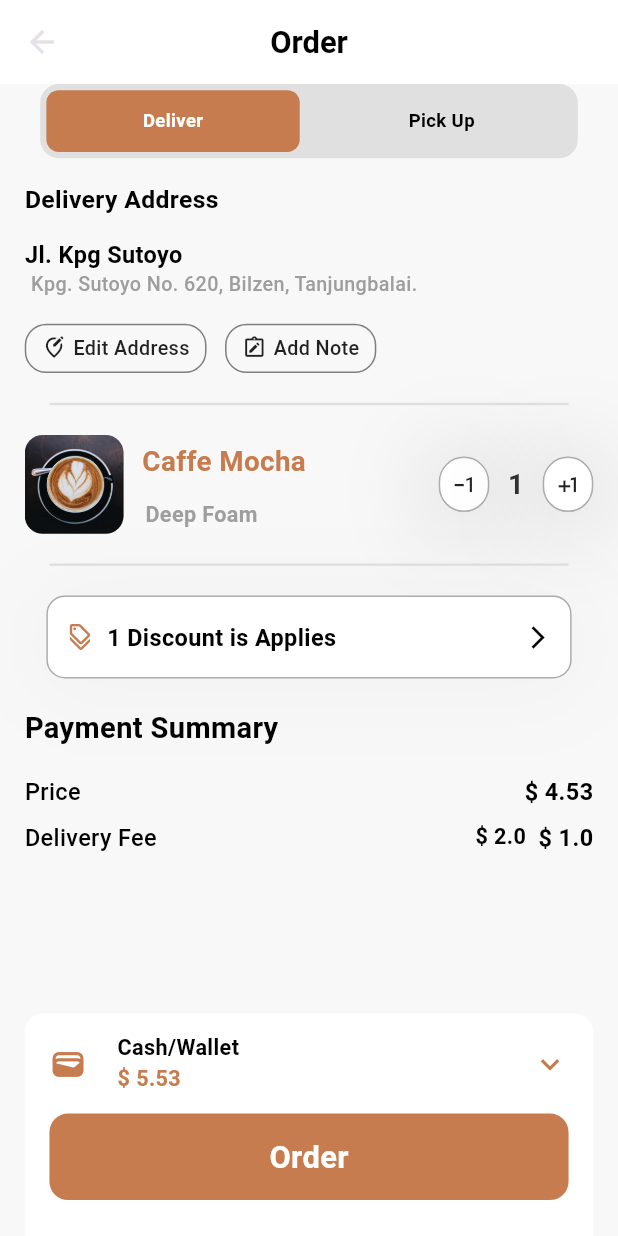
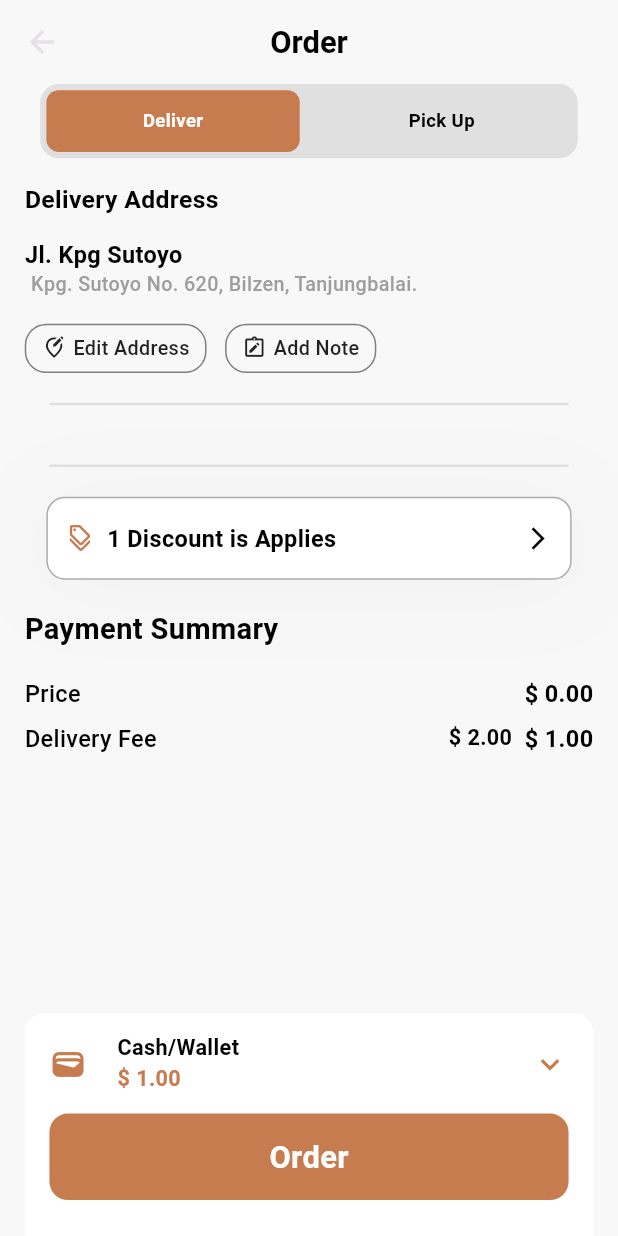
Before and after one commit to Elrmady09/caffeza, a Flutter app: the OrderPage screen opened by its route, on a phone screen of 412 x 824 dp. Run offline on Flutter 3.47's test engine with Material 3 defaults, Android fonts, the phone set to English and light mode, and no system bars.

Commit message:
Add logic to order page

```diff
--- a/lib/features/home/widgets/coffee_grid.dart
+++ b/lib/features/home/widgets/coffee_grid.dart
@@ -1,11 +1,9 @@
 import 'package:caffeza/core/constants/app_colors.dart';
-import 'package:caffeza/core/constants/app_images.dart';
 import 'package:flutter/material.dart';
 import 'package:provider/provider.dart';
 import '../../../../core/widgets/space.dart';
 import '../../../core/widgets/General Text.dart';
 import '../../../routes/app_routes.dart';
-import '../../product_detail/data/models/product_model.dart';
 import '../../product_detail/logic/product_detail_provider.dart';
 import 'package:caffeza/data/dummy_products.dart';
 
--- a/lib/features/order/logic/order_provider.dart
+++ b/lib/features/order/logic/order_provider.dart
@@ -1,9 +1,25 @@
 import 'package:flutter/material.dart';
 
+import '../../product_detail/data/models/product_model.dart';
 class OrderProvider with ChangeNotifier {
+  ProductModel? _orderedCoffee;
   int _quantity = 1;
+  final double _deliveryFee = 1.0;
 
+  ProductModel? get orderedCoffee => _orderedCoffee;
   int get quantity => _quantity;
+  double get deliveryFee => _deliveryFee;
+
+  double get total {
+    final price = double.tryParse(_orderedCoffee?.price ?? '0') ?? 0;
+    return price + _deliveryFee;
+  }
+
+  void setOrderCoffee(ProductModel coffee) {
+    _orderedCoffee = coffee;
+    _quantity = 1;
+    notifyListeners();
+  }
 
   void increaseQuantity() {
     _quantity++;
@@ -16,9 +32,4 @@ class OrderProvider with ChangeNotifier {
       notifyListeners();
     }
   }
-
-  void resetQuantity() {
-    _quantity = 1;
-    notifyListeners();
-  }
 }
--- a/lib/features/order/presentation/order_page.dart
+++ b/lib/features/order/presentation/order_page.dart
@@ -1,8 +1,6 @@
+import 'package:flutter/material.dart';
 import 'package:caffeza/core/widgets/divider_container.dart';
-import 'package:flutter/material.dart';
-
 import 'package:caffeza/core/widgets/space.dart';
-import 'package:provider/provider.dart';
 import '../../../core/constants/app_colors.dart';
 import '../../../core/widgets/General Text.dart';
 import '../widget/discount_section.dart';
@@ -10,23 +8,19 @@ import '../widget/order_address_section.dart';
 import '../widget/order_deliver_section.dart';
 import '../widget/order_payment_summary.dart';
 import '../widget/order_product_summary.dart';
+import '../widget/wallet_cash_section.dart';
 
 
 class OrderPage extends StatelessWidget {
-
-
   const OrderPage({Key? key}) : super(key: key);
-
   @override
   Widget build(BuildContext context) {
     Size size = MediaQuery.of(context).size;
-
     return SafeArea(
       child: Scaffold(
         backgroundColor: AppColors.background,
         appBar: AppBar(
-          backgroundColor: Colors.white,
-
+          backgroundColor: AppColors.background,
           title: GeneralText(
               text: "Order",
             sizetext: size.width * 0.05,
@@ -41,90 +35,19 @@ class OrderPage extends StatelessWidget {
             crossAxisAlignment: CrossAxisAlignment.start,
             children: [
               OrderDeliverSection(),
-              // عنوان التوصيل
               const OrderAddressSection(),
               HeightSpace(space: 0.024),
               Divider_Container(),
               HeightSpace(space: 0.024),
-
-              // ملخص المنتج مع تحديد الكمية
-              OrderProductSummary( image: 'assets/images/home/Image card 1.png', name: 'Caffe Mocha', type: 'Deep Foam',),
+              OrderProductSummary(),
               HeightSpace(space: 0.024),
               Divider_Container(),
               HeightSpace(space: 0.024),
               DiscountSection(),
               HeightSpace(space: 0.024),
-
-              // ملخص الدفع
               const OrderPaymentSummary(),
-
               const Spacer(),
-              Container(
-                padding: EdgeInsets.symmetric(vertical: size.height * 0.015,horizontal: size.width * 0.04),
-                width: size.width,
-                height: size.height * 0.18,
-                decoration: BoxDecoration(
-                  color: Colors.white,
-                  borderRadius: BorderRadius.only(
-                    topRight: Radius.circular(size.width * 0.03),
-                    topLeft: Radius.circular(size.width * 0.03),
-                  ),
-
-                ),
-                child: Column(
-                  children: [
-                    Row(
-                      children: [
-                        Icon(Icons.wallet_outlined,color: AppColors.primary,size: size.width * 0.06,),
-                        WidthSpace(space: 0.05),
-                        Column(
-                          crossAxisAlignment: CrossAxisAlignment.start,
-                          children: [
-                            GeneralText(
-                              text: 'Cash/Wallet',
-                              color: Colors.black,
-                              fontWeight: FontWeight.w700,
-                              sizetext: size.width * 0.035,
-                            ) ,
-                            GeneralText(
-                              text: '\$ 5.53',
-                              color: AppColors.primary,
-                              fontWeight: FontWeight.w700,
-                              sizetext: size.width * 0.035,
-                            ) ,
-
-                          ],
-                        ),
-                        Spacer(),
-                        Icon(Icons.keyboard_arrow_down_outlined,color: AppColors.primary,size: size.width * 0.06,),
-
-                      ],
-                    ),
-                    HeightSpace(space: 0.015),
-                    Container(
-                      width: size.width,
-                      height: size.height * 0.07,
-                      decoration: BoxDecoration(
-                        color: AppColors.primary,
-                        borderRadius: BorderRadius.circular(size.width * 0.03),
-                      ),
-                      child: Center(
-                        child:GeneralText(
-                          //padding: EdgeInsets.only(right: size.width * 0.02),
-                          text: 'Order',
-                          color: Colors.white,
-                          fontWeight: FontWeight.w700,
-                          sizetext: size.width * 0.05,
-                        ) ,
-                      ),
-                    )
-                  ],
-                ),
-              ),
-
-              // زر الطلب
-
-
+              WalletCashSection(),
             ],
           ),
         ),
--- a/lib/features/order/widget/order_payment_summary.dart
+++ b/lib/features/order/widget/order_payment_summary.dart
@@ -1,22 +1,22 @@
 import 'package:caffeza/core/widgets/General%20Text.dart';
 import 'package:flutter/material.dart';
+import 'package:provider/provider.dart';
 
 import '../../../core/widgets/space.dart';
+import '../logic/order_provider.dart';
 import 'componts_payment_summary.dart';
 
 class OrderPaymentSummary extends StatelessWidget {
-
-
-  const OrderPaymentSummary({
-    super.key,
-
-  });
-
-
-
+  const OrderPaymentSummary({super.key,});
   @override
   Widget build(BuildContext context) {
     final size = MediaQuery.of(context).size;
+    final orderProvider = context.watch<OrderProvider>();
+    final product = orderProvider.orderedCoffee;
+
+    final price = double.tryParse(product?.price ?? '0') ?? 0;
+    final deliveryFee = orderProvider.deliveryFee;
+
 
     return Column(
       crossAxisAlignment: CrossAxisAlignment.start,
@@ -28,14 +28,14 @@ class OrderPaymentSummary extends StatelessWidget {
           fontWeight: FontWeight.w700,
           sizetext: size.width * 0.047,
         ),
-        CompontsPaymentSummary(text: 'Price', price: '\$ 4.53', widget: SizedBox(),),
+        CompontsPaymentSummary(text: 'Price', price: '\$ ${price.toStringAsFixed(2)}', widget: SizedBox(),),
         HeightSpace(space: 0.01),
         CompontsPaymentSummary(
           text: 'Delivery Fee',
-          price: '\$ 1.0',
+          price: '\$ ${deliveryFee.toStringAsFixed(2)}',
           widget:GeneralText(
             padding: EdgeInsets.only(right: size.width * 0.02),
-            text: '\$ 2.0',
+            text: '\$ 2.00',
             color: Colors.black,
             fontWeight: FontWeight.w700,
             sizetext: size.width * 0.035,
--- a/lib/features/order/widget/order_product_summary.dart
+++ b/lib/features/order/widget/order_product_summary.dart
@@ -1,25 +1,25 @@
 import 'package:caffeza/core/constants/app_colors.dart';
 import 'package:caffeza/core/widgets/General%20Text.dart';
 import 'package:flutter/material.dart';
+import 'package:provider/provider.dart';
 
 import '../../../core/widgets/space.dart';
+import '../logic/order_provider.dart';
 
 class OrderProductSummary extends StatelessWidget {
-  final String image;
-  final String name;
-  final String type;
+
 
 
   const OrderProductSummary({
     super.key,
-    required this.image,
-    required this.name,
-    required this.type,
   });
 
   @override
   Widget build(BuildContext context) {
     final size = MediaQuery.of(context).size;
+    final orderProvider = context.watch<OrderProvider>();
+    final product = orderProvider.orderedCoffee;
+    if (product == null) return SizedBox.shrink();
 
     return Row(
       //crossAxisAlignment: CrossAxisAlignment.start,
@@ -27,7 +27,7 @@ class OrderProductSummary extends StatelessWidget {
         ClipRRect(
           borderRadius: BorderRadius.circular(12),
           child: Image.asset(
-            image,
+            product.image,
             width: size.width * 0.16,
             height: size.width * 0.16,
             fit: BoxFit.cover,
@@ -39,14 +39,14 @@ class OrderProductSummary extends StatelessWidget {
           children: [
             GeneralText(
               padding: EdgeInsets.only(top: size.height * 0.003),
-              text: name,
+              text: product.name,
               sizetext: size.width * 0.045,
               fontWeight:FontWeight.w700 ,
               color: AppColors.primary,
                 ),
             GeneralText(
               padding: EdgeInsets.only(top: size.height * 0.015,left: size.width * 0.005),
-              text: type,
+              text: product.type,
               sizetext: size.width * 0.035,
               color: Colors.grey,
               fontWeight:FontWeight.w700 ,
--- /dev/null
+++ b/lib/features/order/widget/wallet_cash_section.dart
@@ -0,0 +1,84 @@
+import 'package:flutter/material.dart';
+import 'package:provider/provider.dart';
+
+import '../../../core/constants/app_colors.dart';
+import '../../../core/widgets/General Text.dart';
+import '../../../core/widgets/space.dart';
+import '../logic/order_provider.dart';
+
+class WalletCashSection extends StatelessWidget {
+  const WalletCashSection({Key? key}) : super(key: key);
+
+  @override
+  Widget build(BuildContext context) {
+    Size size = MediaQuery.of(context).size;
+    final orderProvider = context.watch<OrderProvider>();
+    final product = orderProvider.orderedCoffee;
+
+    final price = double.tryParse(product?.price ?? '0') ?? 0;
+    final deliveryFee = orderProvider.deliveryFee;
+    final total = price + deliveryFee;
+    return Container(
+      padding: EdgeInsets.symmetric(vertical: size.height * 0.015,horizontal: size.width * 0.04),
+      width: size.width,
+      height: size.height * 0.18,
+      decoration: BoxDecoration(
+        color: Colors.white,
+        borderRadius: BorderRadius.only(
+          topRight: Radius.circular(size.width * 0.03),
+          topLeft: Radius.circular(size.width * 0.03),
+        ),
+
+      ),
+      child: Column(
+        children: [
+          Row(
+            children: [
+              Icon(Icons.wallet_outlined,color: AppColors.primary,size: size.width * 0.06,),
+              WidthSpace(space: 0.05),
+              Column(
+                crossAxisAlignment: CrossAxisAlignment.start,
+                children: [
+                  GeneralText(
+                    text: 'Cash/Wallet',
+                    color: Colors.black,
+                    fontWeight: FontWeight.w700,
+                    sizetext: size.width * 0.035,
+                  ) ,
+                  GeneralText(
+                    text: '\$ ${total.toStringAsFixed(2)}',
+                    color: AppColors.primary,
+                    fontWeight: FontWeight.w700,
+                    sizetext: size.width * 0.035,
+                  ) ,
+
+                ],
+              ),
+              Spacer(),
+              Icon(Icons.keyboard_arrow_down_outlined,color: AppColors.primary,size: size.width * 0.06,),
+
+            ],
+          ),
+          HeightSpace(space: 0.015),
+          Container(
+            width: size.width,
+            height: size.height * 0.07,
+            decoration: BoxDecoration(
+              color: AppColors.primary,
+              borderRadius: BorderRadius.circular(size.width * 0.03),
+            ),
+            child: Center(
+              child:GeneralText(
+                //padding: EdgeInsets.only(right: size.width * 0.02),
+                text: 'Order',
+                color: Colors.white,
+                fontWeight: FontWeight.w700,
+                sizetext: size.width * 0.05,
+              ) ,
+            ),
+          )
+        ],
+      ),
+    );
+  }
+}
--- a/lib/features/product_detail/widgets/detail_price_button.dart
+++ b/lib/features/product_detail/widgets/detail_price_button.dart
@@ -3,6 +3,7 @@ import 'package:provider/provider.dart';
 import '../../../core/constants/app_colors.dart';
 import '../../../core/widgets/General Text.dart';
 import '../../../routes/app_routes.dart';
+import '../../order/logic/order_provider.dart';
 import '../logic/product_detail_provider.dart';
 
 class DetailPriceButton extends StatelessWidget {
@@ -46,7 +47,10 @@ class DetailPriceButton extends StatelessWidget {
             ),
           ),
           onPressed: () {
+            final selectedCoffee = context.read<DetailProvider>().selectedCoffee;
+            context.read<OrderProvider>().setOrderCoffee(selectedCoffee);
             Navigator.pushNamed(context, AppRoutes.order);
+
           },
           child: GeneralText(
             text:  "Buy Now",
```
